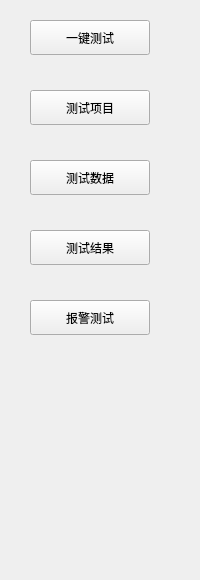
Old version of the form IDC_TestSystem/SI-PDU/toolbox/sitesttoolwid.ui in the repository ChinaClever/IDC_TestSystem.
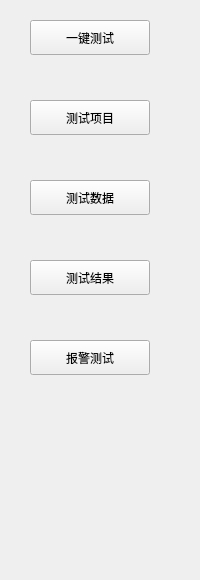
New version of the form.

The edit to the form file:
```diff
--- a/IDC_TestSystem/SI-PDU/toolbox/sitesttoolwid.ui
+++ b/IDC_TestSystem/SI-PDU/toolbox/sitesttoolwid.ui
@@ -17,7 +17,7 @@
    <property name="geometry">
     <rect>
      <x>30</x>
-     <y>300</y>
+     <y>340</y>
      <width>120</width>
      <height>35</height>
     </rect>
@@ -30,7 +30,7 @@
    <property name="geometry">
     <rect>
      <x>30</x>
-     <y>230</y>
+     <y>260</y>
      <width>120</width>
      <height>35</height>
     </rect>
@@ -43,7 +43,7 @@
    <property name="geometry">
     <rect>
      <x>30</x>
-     <y>90</y>
+     <y>100</y>
      <width>120</width>
      <height>35</height>
     </rect>
@@ -56,7 +56,7 @@
    <property name="geometry">
     <rect>
      <x>30</x>
-     <y>160</y>
+     <y>180</y>
      <width>120</width>
      <height>35</height>
     </rect>
```
